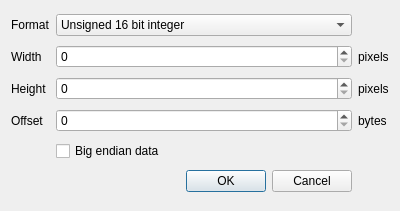
AU-ExoMars/PCOT, file src/pcot/assets/rawloader.ui: the form before one commit.
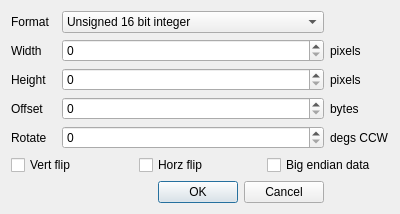
The form after the commit.

Commit message: raw loader now does rotations and flips.

What changed in the file:
```diff
--- a/src/pcot/assets/rawloader.ui
+++ b/src/pcot/assets/rawloader.ui
@@ -7,27 +7,44 @@
     <x>0</x>
     <y>0</y>
     <width>400</width>
-    <height>211</height>
+    <height>213</height>
    </rect>
   </property>
   <property name="windowTitle">
    <string>Dialog</string>
   </property>
   <layout class="QGridLayout" name="gridLayout">
-   <item row="1" column="0">
-    <widget class="QLabel" name="label_2">
-     <property name="text">
-      <string>Width</string>
-     </property>
-    </widget>
-   </item>
-   <item row="2" column="3">
-    <widget class="QLabel" name="label_6">
+   <item row="1" column="3">
+    <widget class="QLabel" name="label_7">
      <property name="text">
       <string>pixels</string>
      </property>
     </widget>
    </item>
+   <item row="7" column="2">
+    <widget class="QDialogButtonBox" name="buttonBox">
+     <property name="orientation">
+      <enum>Qt::Horizontal</enum>
+     </property>
+     <property name="standardButtons">
+      <set>QDialogButtonBox::Cancel|QDialogButtonBox::Ok</set>
+     </property>
+    </widget>
+   </item>
+   <item row="4" column="3">
+    <widget class="QLabel" name="label_9">
+     <property name="text">
+      <string>degs CCW</string>
+     </property>
+    </widget>
+   </item>
+   <item row="1" column="2">
+    <widget class="QSpinBox" name="widthSpin">
+     <property name="maximum">
+      <number>16384</number>
+     </property>
+    </widget>
+   </item>
    <item row="2" column="2">
     <widget class="QSpinBox" name="heightSpin">
      <property name="maximum">
@@ -35,30 +52,54 @@
      </property>
     </widget>
    </item>
-   <item row="3" column="3">
-    <widget class="QLabel" name="label_5">
-     <property name="text">
-      <string>bytes</string>
-     </property>
-    </widget>
-   </item>
-   <item row="4" column="2">
-    <widget class="QCheckBox" name="bigendianCheck">
-     <property name="text">
-      <string>Big endian data</string>
-     </property>
-    </widget>
-   </item>
    <item row="3" column="2">
     <widget class="QSpinBox" name="headerSpin"/>
    </item>
-   <item row="1" column="3">
-    <widget class="QLabel" name="label_7">
+   <item row="2" column="3">
+    <widget class="QLabel" name="label_6">
      <property name="text">
       <string>pixels</string>
      </property>
     </widget>
    </item>
+   <item row="0" column="0">
+    <widget class="QLabel" name="label">
+     <property name="text">
+      <string>Format</string>
+     </property>
+    </widget>
+   </item>
+   <item row="1" column="0">
+    <widget class="QLabel" name="label_2">
+     <property name="text">
+      <string>Width</string>
+     </property>
+    </widget>
+   </item>
+   <item row="4" column="0">
+    <widget class="QLabel" name="label_8">
+     <property name="text">
+      <string>Rotate</string>
+     </property>
+    </widget>
+   </item>
+   <item row="4" column="2">
+    <widget class="QSpinBox" name="rotSpin">
+     <property name="maximum">
+      <number>270</number>
+     </property>
+     <property name="singleStep">
+      <number>90</number>
+     </property>
+    </widget>
+   </item>
+   <item row="3" column="0">
+    <widget class="QLabel" name="label_4">
+     <property name="text">
+      <string>Offset</string>
+     </property>
+    </widget>
+   </item>
    <item row="0" column="2">
     <widget class="QComboBox" name="formatCombo">
      <property name="currentIndex">
@@ -81,17 +122,10 @@
      </item>
     </widget>
    </item>
-   <item row="0" column="0">
-    <widget class="QLabel" name="label">
+   <item row="3" column="3">
+    <widget class="QLabel" name="label_5">
      <property name="text">
-      <string>Format</string>
-     </property>
-    </widget>
-   </item>
-   <item row="1" column="2">
-    <widget class="QSpinBox" name="widthSpin">
-     <property name="maximum">
-      <number>16384</number>
+      <string>bytes</string>
      </property>
     </widget>
    </item>
@@ -102,22 +136,30 @@
      </property>
     </widget>
    </item>
-   <item row="3" column="0">
-    <widget class="QLabel" name="label_4">
-     <property name="text">
-      <string>Offset</string>
-     </property>
-    </widget>
-   </item>
-   <item row="5" column="2">
-    <widget class="QDialogButtonBox" name="buttonBox">
-     <property name="orientation">
-      <enum>Qt::Horizontal</enum>
-     </property>
-     <property name="standardButtons">
-      <set>QDialogButtonBox::Cancel|QDialogButtonBox::Ok</set>
-     </property>
-    </widget>
+   <item row="5" column="0" colspan="4">
+    <layout class="QHBoxLayout" name="horizontalLayout">
+     <item>
+      <widget class="QCheckBox" name="vertCheck">
+       <property name="text">
+        <string>Vert flip</string>
+       </property>
+      </widget>
+     </item>
+     <item>
+      <widget class="QCheckBox" name="horzCheck">
+       <property name="text">
+        <string>Horz flip</string>
+       </property>
+      </widget>
+     </item>
+     <item>
+      <widget class="QCheckBox" name="bigendianCheck">
+       <property name="text">
+        <string>Big endian data</string>
+       </property>
+      </widget>
+     </item>
+    </layout>
    </item>
   </layout>
  </widget>
```
Left out of the diff: 1 changed line with no effect on the pictures. The commit also changes 2 other files.
